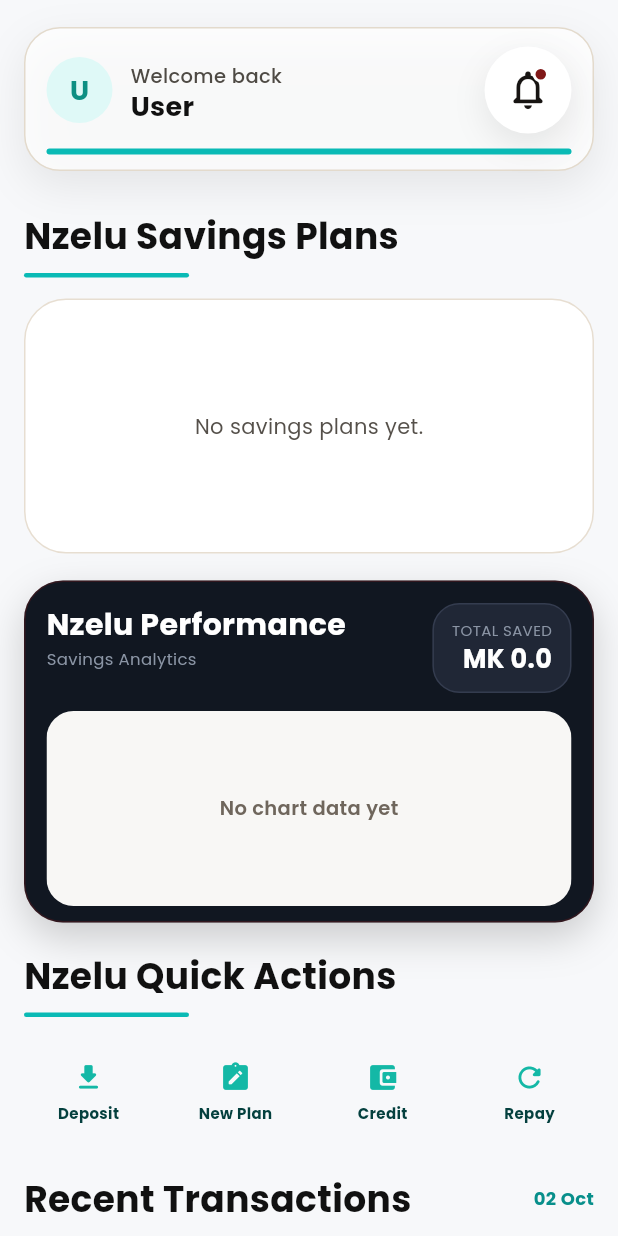
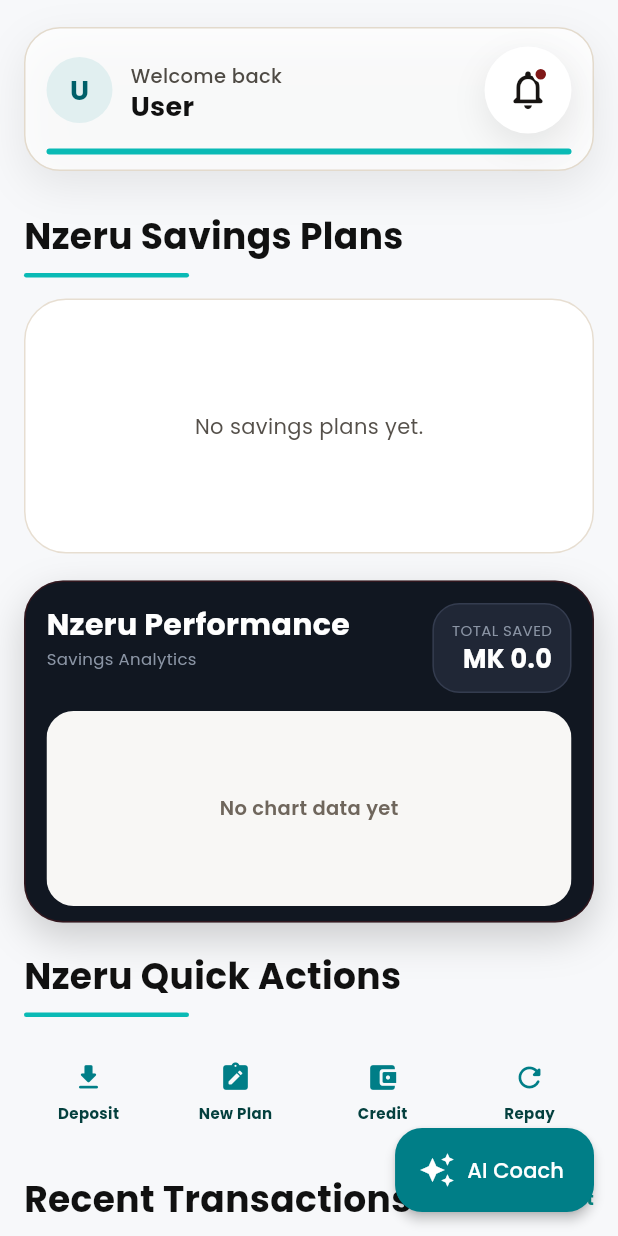
Before and after one commit to talandirandunya/nzeru-digital-savings-, a Flutter app: the DashboardScreenV2 screen opened by its route, on a phone screen of 412 x 824 dp. Run offline on Flutter 3.47's test engine with Material 3 defaults, Android fonts, the phone set to English and light mode, and no system bars; our stand-ins replace fl_chart, flutter_animate, google_fonts, share_plus, shared_preferences; accounts and stored records are empty; network calls fail.

Commit message:
fix logo and colors

```diff
--- a/lib/config/app_colors.dart
+++ b/lib/config/app_colors.dart
@@ -3,13 +3,19 @@ import 'package:flutter/material.dart';
 class AppColors {
   AppColors._();
 
-  // Tiffany teal (brand) and variants
-  static const Color primaryTiffany = Color(0xFF14B8A6); // #14B8A6
-  static const Color primaryTiffanyDark = Color(0xFF0E8F83);
-  static const Color primaryTiffanyLight = Color(0xFFDFF9F7);
+  // Logo-matched teal and red, retained behind existing palette names.
+  static const Color brandTeal = Color(0xFF007E87);
+  static const Color brandTealDark = Color(0xFF005F69);
+  static const Color brandTealLight = Color(0xFFE1EFF0);
+  static const Color brandRed = Color(0xFFB00018);
+  static const Color brandRedDark = Color(0xFF870014);
+  static const Color brandRedLight = Color(0xFFF9E5E8);
+  static const Color brandRedMuted = Color(0xFFEBC2C8);
 
-  // Accent — remapped to teal so legacy references get brand colour
-  static const Color accentRed = primaryTiffany;
+  static const Color primaryTiffany = brandTeal;
+  static const Color primaryTiffanyDark = brandTealDark;
+  static const Color primaryTiffanyLight = brandTealLight;
+  static const Color accentRed = brandRed;
 
   static const Color background = Color(0xFFF7F8FA);
   static const Color surface = Color(0xFFFFFFFF);
@@ -32,11 +38,11 @@ class AppColors {
   static const Color warning = Color(0xFFF59E0B);
   static const Color info = primaryTiffany;
   static const Color error = Color(0xFFEF4444);
-  static const Color loadingRed = primaryTiffany;
+  static const Color loadingRed = brandRed;
   static const Color loadingGreen = Color(0xFF22C55E);
-  static const Color faluRed = primaryTiffany;      // legacy alias → teal
+  static const Color faluRed = brandRed;
   static const Color faluMist = primaryTiffanyLight; // legacy alias → teal light
-  static const Color actionRed = Color(0xFFDC2626);
+  static const Color actionRed = brandRed;
   static const Color darkSurfaceAlt = Color(0xFF172133);
 
   static const Color chartPrimary = primaryTiffany;
@@ -61,25 +67,30 @@ class AppColors {
   static const LinearGradient flatSurfaceGradient = LinearGradient(
     colors: [surface, surface],
   );
+  static const LinearGradient brandRedGradient = LinearGradient(
+    colors: [brandRed, brandRedDark],
+    begin: Alignment.topLeft,
+    end: Alignment.bottomRight,
+  );
 
   static const Color primaryRed = primaryTiffany;
   static const Color secondaryBlue = primaryTiffanyDark;
   static const Color tiffanyBlue = primaryTiffany;
   static const Color tiffanyBlueLight = primaryTiffanyLight;
   static const Color tiffanyBlueDark = primaryTiffanyDark;
-  static const Color tiffanyBlueGlow = Color(0x8CCFF7F5);
-  static const Color tiffanyBlueMuted = Color(0xFFD3F2F0);
+  static const Color tiffanyBlueGlow = Color(0x8C007E87);
+  static const Color tiffanyBlueMuted = Color(0xFFC9E2E4);
   static const Color tiffanyMist = primaryTiffanyLight;
 
   static const Color abyssalTeal = tiffanyBlue;
   static const Color abyssalTealLight = tiffanyBlueLight;
   static const Color abyssalTealMuted = tiffanyBlueMuted;
-  static const Color crimsonBurgundy = error;
-  static const Color crimsonBurgundyLight = error;
-  static const Color crimsonBurgundyMuted = error;
-  static const Color brightCrimson = error;
-  static const Color brightCrimsonLight = error;
-  static const Color brightCrimsonMuted = error;
+  static const Color crimsonBurgundy = brandRedDark;
+  static const Color crimsonBurgundyLight = brandRedLight;
+  static const Color crimsonBurgundyMuted = brandRedMuted;
+  static const Color brightCrimson = brandRed;
+  static const Color brightCrimsonLight = brandRedLight;
+  static const Color brightCrimsonMuted = brandRedMuted;
   static const Color backgroundLight = background;
   static const Color shellOverlay = surfaceSoft;
   static const Color surfaceMist = primaryTiffanyLight;
@@ -99,8 +110,8 @@ class AppColors {
   static const Color darkCardBorder = borderLight;
 
   static const LinearGradient tealgradient = flatTiffanyGradient;
-  static const LinearGradient crimsonGradient = flatTiffanyGradient;
-  static const LinearGradient brightCrimsonGradient = flatTiffanyGradient;
+  static const LinearGradient crimsonGradient = brandRedGradient;
+  static const LinearGradient brightCrimsonGradient = brandRedGradient;
   static const LinearGradient premiumGradient = flatTiffanyGradient;
   static const LinearGradient lightCardGradient = flatSurfaceGradient;
   static const LinearGradient darkCardGradient = flatSurfaceGradient;
@@ -108,13 +119,13 @@ class AppColors {
   static const LinearGradient darkGlassGradient = flatSurfaceGradient;
   static const LinearGradient tiffanyGradient = flatTiffanyGradient;
   static const LinearGradient faluTopBarGradient = flatTiffanyGradient;
-  static const LinearGradient faluRedGradient = flatTiffanyGradient;
-  static const LinearGradient nzeluGradient = flatTiffanyGradient;
+  static const LinearGradient faluRedGradient = brandRedGradient;
+  static const LinearGradient nzeruGradient = flatTiffanyGradient;
   static const LinearGradient lightGradient = flatSurfaceGradient;
   static const LinearGradient cardGradient = flatSurfaceGradient;
-  static const LinearGradient redGradient = flatTiffanyGradient;
+  static const LinearGradient redGradient = brandRedGradient;
   static const LinearGradient cryptoGradient = flatSurfaceGradient;
   static const LinearGradient cryptoCardGradient = flatSurfaceGradient;
   static const LinearGradient tiffanyGlassGradient = flatSurfaceGradient;
-  static const LinearGradient redCryptoGradient = flatTiffanyGradient;
+  static const LinearGradient redCryptoGradient = brandRedGradient;
 }
--- a/lib/config/app_routes.dart
+++ b/lib/config/app_routes.dart
@@ -18,6 +18,7 @@ import '../screens/notifications/notifications_screen.dart';
 import '../screens/profile/profile_screen.dart';
 import '../screens/settings/settings_screen.dart';
 import '../screens/home/main_shell.dart';
+import '../screens/ai/ai_assistant_screen.dart';
 
 class AppRoutes {
   AppRoutes._();
@@ -41,6 +42,7 @@ class AppRoutes {
   static const String notifications = '/notifications';
   static const String profile = '/profile';
   static const String settings = '/settings';
+  static const String aiAssistant = '/ai-assistant';
 
   static Map<String, WidgetBuilder> get routes => {
         splash: (_) => const SplashScreen(),
@@ -62,5 +64,6 @@ class AppRoutes {
         notifications: (_) => const NotificationsScreen(),
         profile: (_) => const ProfileScreen(),
         settings: (_) => const SettingsScreen(),
+        aiAssistant: (_) => const AiAssistantScreen(),
       };
 }
--- a/lib/main.dart
+++ b/lib/main.dart
@@ -48,7 +48,7 @@ class SavingsUTLApp extends StatelessWidget {
       child: Consumer<ThemeModeProvider>(
         builder: (context, themeMode, _) {
           return MaterialApp(
-            title: 'Nzelu',
+            title: 'Nzeru Digital',
             debugShowCheckedModeBanner: false,
             theme: AppTheme.lightTheme,
             darkTheme: AppTheme.darkTheme,
--- a/lib/screens/ai/ai_assistant_screen.dart
+++ b/lib/screens/ai/ai_assistant_screen.dart
@@ -110,7 +110,7 @@ class _AiAssistantScreenState extends State<AiAssistantScreen> {
           icon: const Icon(Icons.arrow_back, color: AppColors.textPrimary),
         ),
         title: Text(
-          'Nzelu AI Coach',
+          'Nzeru AI Coach',
           style: GoogleFonts.poppins(
             fontSize: 18,
             fontWeight: FontWeight.w700,
--- a/lib/screens/auth/register_screen.dart
+++ b/lib/screens/auth/register_screen.dart
@@ -87,7 +87,7 @@ class _RegisterScreenState extends State<RegisterScreen> {
                     ),
                     const SizedBox(height: 18),
                     Text(
-                      'Join Nzelu Digital',
+                      'Join Nzeru Digital',
                       textAlign: TextAlign.center,
                       style: GoogleFonts.poppins(
                         fontSize: 26,
--- a/lib/screens/home/dashboard_screen_v2.dart
+++ b/lib/screens/home/dashboard_screen_v2.dart
@@ -44,6 +44,17 @@ class _DashboardScreenV2State extends State<DashboardScreenV2> {
 
     return Scaffold(
       backgroundColor: AppColors.background,
+      floatingActionButton: FloatingActionButton.extended(
+        onPressed: () => Navigator.pushNamed(context, AppRoutes.aiAssistant),
+        backgroundColor: AppColors.primaryTiffany,
+        foregroundColor: Colors.white,
+        icon: const Icon(Icons.auto_awesome),
+        label: const Text('AI Coach'),
+        shape: RoundedRectangleBorder(
+          borderRadius: BorderRadius.circular(18),
+        ),
+      ),
+      floatingActionButtonLocation: FloatingActionButtonLocation.endFloat,
       body: Stack(
         children: [
           DashboardBackdrop(darkMode: darkMode),
@@ -70,7 +81,7 @@ class _DashboardScreenV2State extends State<DashboardScreenV2> {
                   ),
                   const SizedBox(height: 26),
                   _SectionRow(
-                    title: 'Nzelu Savings Plans',
+                    title: 'Nzeru Savings Plans',
                     trailing: plans.isEmpty ? null : '${plans.length} tracked',
                     darkMode: darkMode,
                   ),
@@ -84,7 +95,7 @@ class _DashboardScreenV2State extends State<DashboardScreenV2> {
                   const SizedBox(height: 18),
                   _PerformanceCard(candles: candles),
                   const SizedBox(height: 18),
-                  _SectionRow(title: 'Nzelu Quick Actions', darkMode: darkMode),
+                  _SectionRow(title: 'Nzeru Quick Actions', darkMode: darkMode),
                   const SizedBox(height: 14),
                   const _QuickActionsRow(),
                   const SizedBox(height: 18),
@@ -613,7 +624,7 @@ class _PerformanceCard extends StatelessWidget {
                   crossAxisAlignment: CrossAxisAlignment.start,
                   children: [
                     Text(
-                      'Nzelu Performance',
+                      'Nzeru Performance',
                       style: GoogleFonts.poppins(
                         fontSize: 20,
                         fontWeight: FontWeight.w700,
--- a/lib/screens/loans/loan_eligibility_screen.dart
+++ b/lib/screens/loans/loan_eligibility_screen.dart
@@ -59,11 +59,11 @@ class _LoanEligibilityScreenState extends State<LoanEligibilityScreen> {
                 crossAxisAlignment: CrossAxisAlignment.start,
                 children: [
                   Text(
-                    'Nzelu Credit',
+                    'Nzeru Credit',
                     style: GoogleFonts.poppins(
                       fontSize: 14,
                       letterSpacing: 2.2,
-                      color: const Color(0xFF0ABAB5),
+                      color: AppColors.primaryTiffany,
                     ),
                   ),
                   const SizedBox(height: 4),
--- a/lib/screens/loans/repayment_screen.dart
+++ b/lib/screens/loans/repayment_screen.dart
@@ -53,11 +53,11 @@ class _RepaymentScreenState extends State<RepaymentScreen> {
                           crossAxisAlignment: CrossAxisAlignment.start,
                           children: [
                             Text(
-                              'NZELU CREDIT',
+                              'NZERU CREDIT',
                               style: GoogleFonts.poppins(
                                 fontSize: 13,
                                 letterSpacing: 2.1,
-                                color: const Color(0xFF0ABAB5),
+                                color: AppColors.primaryTiffany,
                               ),
                             ),
                             Text(
--- a/lib/screens/loans/request_loan_screen.dart
+++ b/lib/screens/loans/request_loan_screen.dart
@@ -987,12 +987,12 @@ class _Header extends StatelessWidget {
             crossAxisAlignment: CrossAxisAlignment.start,
             children: [
               Text(
-                'Nzelu Credit',
+                'Nzeru Credit',
                 style: GoogleFonts.poppins(
                   fontSize: 13,
                   fontWeight: FontWeight.w700,
                   letterSpacing: 0.6,
-                  color: const Color(0xFF0F9D8A),
+                  color: AppColors.primaryTiffany,
                 ),
               ),
               const SizedBox(height: 4),
--- a/lib/screens/notifications/notifications_screen.dart
+++ b/lib/screens/notifications/notifications_screen.dart
@@ -53,11 +53,11 @@ class _NotificationsScreenState extends State<NotificationsScreen> {
                           crossAxisAlignment: CrossAxisAlignment.start,
                           children: [
                             Text(
-                              'NZELU UPDATES',
+                              'NZERU UPDATES',
                               style: GoogleFonts.poppins(
                                 fontSize: 13,
                                 letterSpacing: 2.1,
-                                color: const Color(0xFF0ABAB5),
+                                color: AppColors.primaryTiffany,
                               ),
                             ),
                             Text(
--- a/lib/screens/reports/reports_screen.dart
+++ b/lib/screens/reports/reports_screen.dart
@@ -28,7 +28,7 @@ class ReportsScreen extends StatelessWidget {
                 crossAxisAlignment: CrossAxisAlignment.start,
                 children: [
                   Text(
-                    'Nzelu Financial Reports',
+                    'Nzeru Financial Reports',
                     style: GoogleFonts.poppins(
                       fontSize: 28,
                       fontWeight: FontWeight.w800,
--- a/lib/screens/savings/create_plan_screen.dart
+++ b/lib/screens/savings/create_plan_screen.dart
@@ -17,7 +17,7 @@ class CreatePlanScreen extends StatelessWidget {
   @override
   Widget build(BuildContext context) {
     return const DashboardPage(
-      eyebrow: 'Nzelu Savings Planner',
+      eyebrow: 'Nzeru Savings Planner',
       title: 'Create a plan and fund it first',
       subtitle:
           'Choose the title, target, and first deposit. The app now sends you straight to the deposit step before setup is complete.',
--- a/lib/widgets/app_logo.dart
+++ b/lib/widgets/app_logo.dart
@@ -25,7 +25,7 @@ class AppLogo extends StatelessWidget {
             color: Colors.white,
             child: Center(
               child: Image.asset(
-                'assets/images/nzelu_logo.jpeg',
+                'assets/images/nzeru_logo.png',
                 width: size * 0.8,
                 height: size * 0.8,
                 fit: BoxFit.contain,
```
Also changed, not shown: assets/images/nzeru_logo.jpeg (renamed from assets/images/nzelu_logo.jpeg), assets/images/nzeru_logo.png (added), 1 other file.
